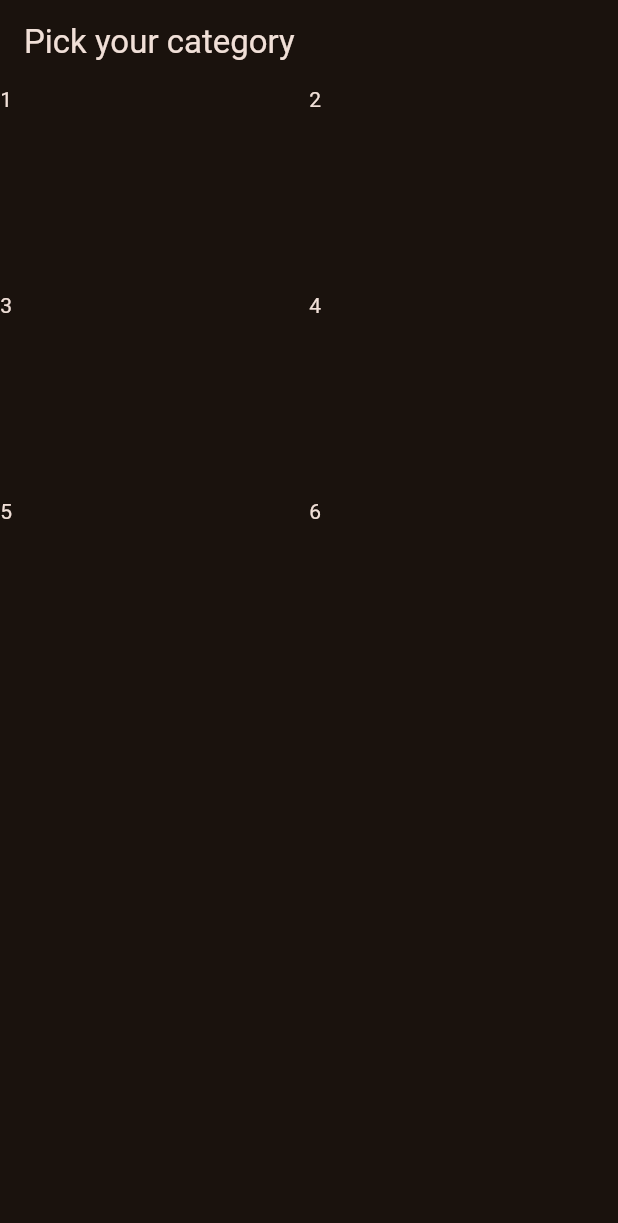
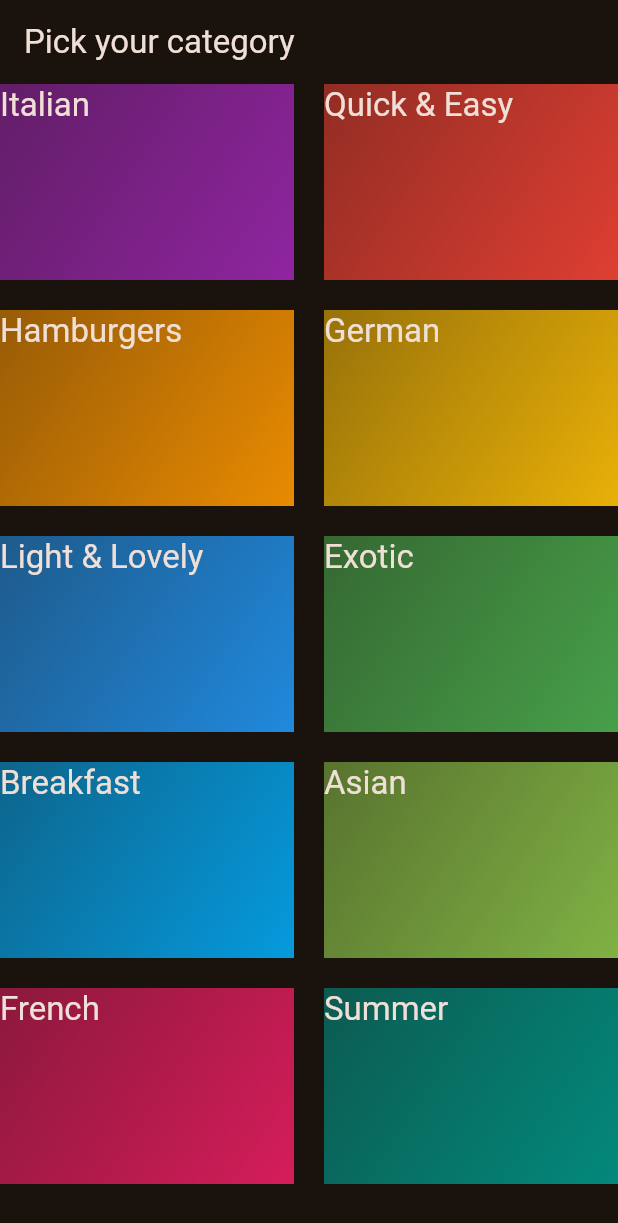
Before and after one commit to markjoyrosero39-spec/CSIT284-Rosero, a Flutter app: the screen it shows after launch, on a phone screen of 412 x 824 dp. Shown: the top 1223 px of the screen. Run offline on Flutter 3.47's test engine with Material 3 defaults, Android fonts, the phone set to English and light mode, and no system bars; our stand-ins replace google_fonts.

Commit message:
Add categories

```diff
--- a/meals/lib/categories.dart
+++ /dev/null
@@ -1,28 +0,0 @@
-import 'package:flutter/material.dart';
-
-class CategoriesScreen extends StatelessWidget {
-  const CategoriesScreen({super.key});
-
-  @override
-  Widget build(BuildContext context) {
-    return Scaffold(
-      appBar: AppBar(
-        title: const Text('Pick your category'),
-      ),
-      body: GridView(
-        gridDelegate: const SliverGridDelegateWithFixedCrossAxisCount(
-          crossAxisCount: 2,
-          childAspectRatio: 3 / 2,
-        ),
-        children: const [
-          Text("1"),
-          Text("2"),
-          Text("3"),
-          Text("4"),
-          Text("5"),
-          Text("6"),
-        ],
-      ),
-    );
-  }
-}
--- /dev/null
+++ b/meals/lib/data/dummy_data.dart
@@ -0,0 +1,56 @@
+import 'package:flutter/material.dart';
+
+import 'package:meals/models/category.dart';
+
+const availableCategories = [
+  Category(
+    id: 'c1',
+    title: 'Italian',
+    color: Colors.purple,
+  ),
+  Category(
+    id: 'c2',
+    title: 'Quick & Easy',
+    color: Colors.red,
+  ),
+  Category(
+    id: 'c3',
+    title: 'Hamburgers',
+    color: Colors.orange,
+  ),
+  Category(
+    id: 'c4',
+    title: 'German',
+    color: Colors.amber,
+  ),
+  Category(
+    id: 'c5',
+    title: 'Light & Lovely',
+    color: Colors.blue,
+  ),
+  Category(
+    id: 'c6',
+    title: 'Exotic',
+    color: Colors.green,
+  ),
+  Category(
+    id: 'c7',
+    title: 'Breakfast',
+    color: Colors.lightBlue,
+  ),
+  Category(
+    id: 'c8',
+    title: 'Asian',
+    color: Colors.lightGreen,
+  ),
+  Category(
+    id: 'c9',
+    title: 'French',
+    color: Colors.pink,
+  ),
+  Category(
+    id: 'c10',
+    title: 'Summer',
+    color: Colors.teal,
+  ),
+];
--- a/meals/lib/main.dart
+++ b/meals/lib/main.dart
@@ -1,7 +1,7 @@
 import 'package:flutter/material.dart';
 
 import 'package:google_fonts/google_fonts.dart';
-import 'package:meals/categories.dart';
+import 'package:meals/screens/categories.dart';
 
 final theme = ThemeData(
   useMaterial3: true,
--- /dev/null
+++ b/meals/lib/models/category.dart
@@ -0,0 +1,13 @@
+import 'package:flutter/material.dart';
+
+class Category {
+
+  const Category({
+    required this.id,
+    required this.title,
+    this.color = Colors.white,
+  });
+  final String id;
+  final String title;
+  final Color color;
+}
--- /dev/null
+++ b/meals/lib/screens/categories.dart
@@ -0,0 +1,27 @@
+import 'package:flutter/material.dart';
+import 'package:meals/data/dummy_data.dart';
+import 'package:meals/widget/category_grid_item.dart';
+
+
+class CategoriesScreen extends StatelessWidget {
+  const CategoriesScreen({super.key});
+
+  @override
+  Widget build(BuildContext context) {
+    return Scaffold(
+      appBar: AppBar(title: const Text('Pick your category')),
+      body: GridView(
+        gridDelegate: const SliverGridDelegateWithFixedCrossAxisCount(
+          crossAxisCount: 2,
+          childAspectRatio: 3/2,
+          mainAxisSpacing: 20,
+          crossAxisSpacing: 20,
+        ),
+        children: [
+          for(final category in availableCategories)
+          CategoryGridItem(category: category)
+        ],
+      ),
+    );
+  }
+}
--- /dev/null
+++ b/meals/lib/widget/category_grid_item.dart
@@ -0,0 +1,29 @@
+import 'package:flutter/material.dart';
+import 'package:meals/models/category.dart';
+
+class CategoryGridItem extends StatelessWidget {
+  const CategoryGridItem({super.key, required this.category});
+  final Category category;
+
+  @override
+  Widget build(BuildContext context) {
+    return Container(
+      decoration: BoxDecoration(
+        gradient: LinearGradient(
+          colors: [
+            category.color.withValues(alpha: .55),
+            category.color.withValues(alpha: .9),
+          ],
+          begin: Alignment.topLeft,
+          end: Alignment.bottomRight,
+        ),
+      ),
+      child: Text(
+        category.title,
+        style: Theme.of(context).textTheme.titleLarge!.copyWith(
+          color: Theme.of(context).colorScheme.onSurface,
+        ),
+      ),
+    );
+  }
+}
```
